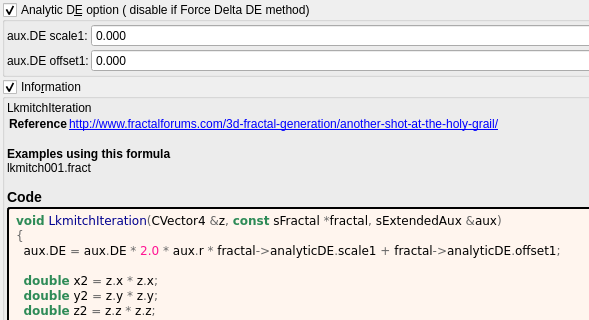
Before: the Qt Designer form mandelbulber2/formula/ui/lkmitch.ui in buddhi1980/mandelbulber2, drawn with Qt 5; both pictures show x 0 to 589 and y 0 to 320 of the 736 by 462 pixel window.
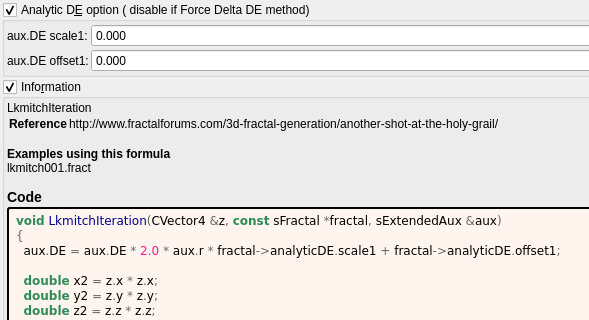
After: the same form once the commit is applied. Custom widgets are drawn as their Qt base class.

Commit message:
docs: show fractalforums.com formula references as text
fractalforums.com is only partly online; fractalforums.org keeps a read-only
copy and the active forum. The formula information boxes now show
fractalforums.com references (and the wrapped lines that continue them) as
plain text. The links that remain are closed with </a>, which the generator
never wrote. The formula/ui files are regenerated with
tools/populate_ui_information.py.

```diff
--- a/mandelbulber2/formula/ui/lkmitch.ui
+++ b/mandelbulber2/formula/ui/lkmitch.ui
@@ -164,7 +164,7 @@
        <widget class="QLabel" name="label_information_general">
         <property name="text">
          <string notr="true">&lt;p&gt;LkmitchIteration&lt;/p&gt;&lt;table&gt;
-&lt;tr&gt;&lt;th&gt;Reference&lt;/th&gt;&lt;td&gt;&lt;a href=&quot;http://www.fractalforums.com/3d-fractal-generation/another-shot-at-the-holy-grail/&quot;&gt;http://www.fractalforums.com/3d-fractal-generation/another-shot-at-the-holy-grail/&lt;br&gt;
+&lt;tr&gt;&lt;th&gt;Reference&lt;/th&gt;&lt;td&gt;http://www.fractalforums.com/3d-fractal-generation/another-shot-at-the-holy-grail/&lt;br&gt;
 &lt;/td&gt;&lt;/tr&gt;
 &lt;/table&gt;
 &lt;br&gt;&lt;b&gt;Examples using this formula&lt;/b&gt;&lt;br&gt;lkmitch001.fract&lt;h3&gt;Code&lt;/h3&gt;</string>
```
The commit also changes 202 other files.
